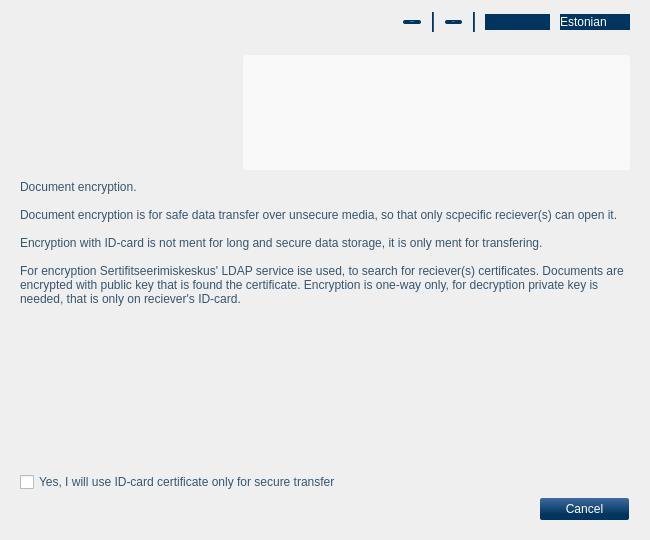
Above: qdigidoc/trunk/crypto/ui/MainWindow.ui from tixsys/esteid before the change. Below: the same form after it.
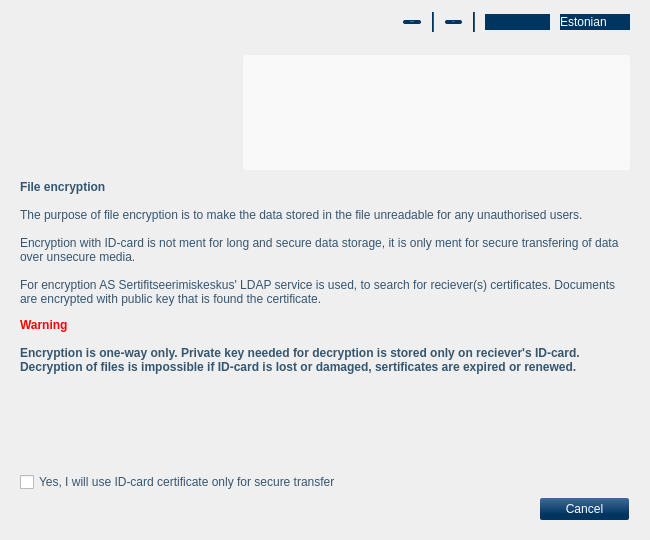
That is the form after the change. The open tabs and pages were chosen to show the change. Icons and pictures are not drawn. Custom widgets are drawn as their Qt base class.

What changed in the file:
```diff
--- a/qdigidoc/trunk/crypto/ui/MainWindow.ui
+++ b/qdigidoc/trunk/crypto/ui/MainWindow.ui
@@ -481,10 +481,13 @@
              <string>&lt;!DOCTYPE HTML PUBLIC &quot;-//W3C//DTD HTML 4.0//EN&quot; &quot;http://www.w3.org/TR/REC-html40/strict.dtd&quot;&gt;
 &lt;html&gt;&lt;head&gt;&lt;meta name=&quot;qrichtext&quot; content=&quot;1&quot; /&gt;&lt;/head&gt;&lt;body&gt;
 &lt;p style=&quot; font: 12px 'Arial,Liberation Sans';&quot;&gt;
-Document encryption.&lt;br /&gt;&lt;br /&gt;
-Document encryption is for safe data transfer over unsecure media, so that only scpecific reciever(s) can open it.&lt;br /&gt;&lt;br /&gt;
-Encryption with ID-card is not ment for long and secure data storage, it is only ment for transfering.&lt;br /&gt;&lt;br /&gt;
-For encryption Sertifitseerimiskeskus' LDAP service ise used, to search for reciever(s) certificates. Documents are encrypted with public key that is found the certificate. Encryption is one-way only, for decryption private key is needed, that is only on reciever's ID-card.&lt;/p&gt;
+&lt;b&gt;File encryption&lt;/b&gt;&lt;br /&gt;&lt;br /&gt;
+The purpose of file encryption is to make the data stored in the file unreadable for any unauthorised users.&lt;br /&gt;&lt;br /&gt;
+Encryption with ID-card is not ment for long and secure data storage, it is only ment for secure transfering of data over unsecure media.&lt;br /&gt;&lt;br /&gt;
+For encryption AS Sertifitseerimiskeskus' LDAP service is used, to search for reciever(s) certificates. Documents are encrypted with public key that is found the certificate.&lt;/p&gt;
+&lt;p style=&quot; font: 12px 'Arial,Liberation Sans';&quot;&gt;&lt;font color=&quot;red&quot;&gt;&lt;b&gt;Warning&lt;/b&gt;&lt;/font&gt;&lt;br /&gt;&lt;br /&gt;
+&lt;b&gt;Encryption is one-way only. Private key needed for decryption is stored only on reciever's ID-card. Decryption of files is impossible if ID-card is lost or damaged, sertificates are expired or renewed. &lt;/b&gt;
+&lt;/p&gt;
 &lt;/body&gt;&lt;/html&gt;</string>
             </property>
             <property name="wordWrap">
```
Left out of the diff: 4 changed lines with no effect on the pictures.
